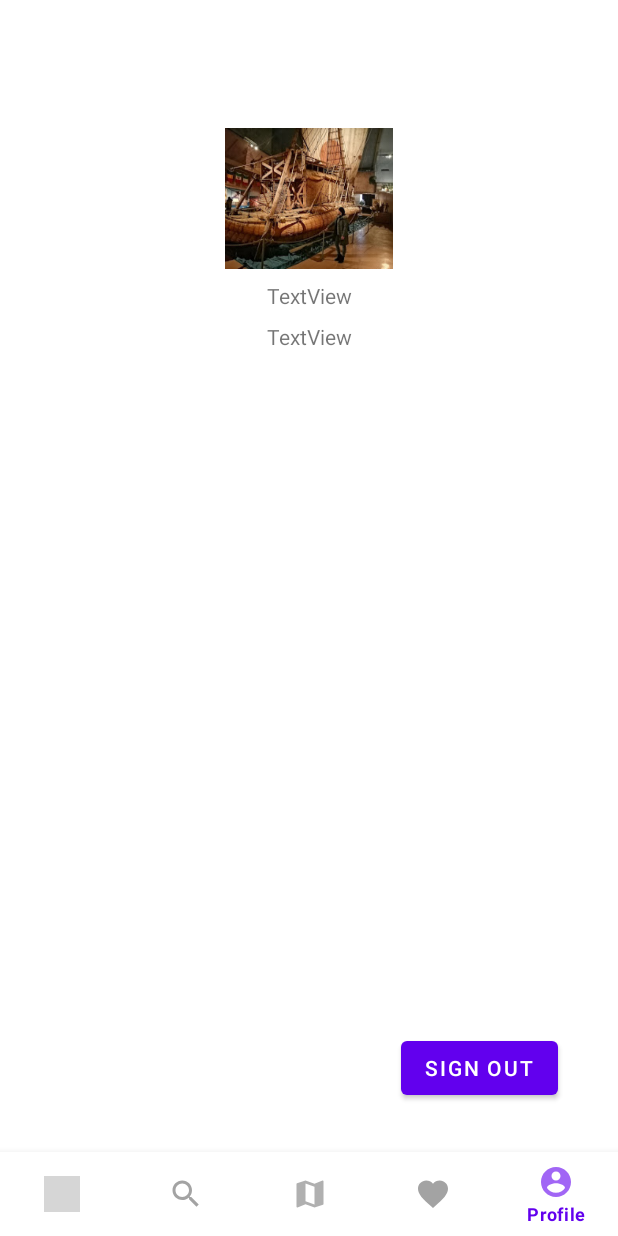
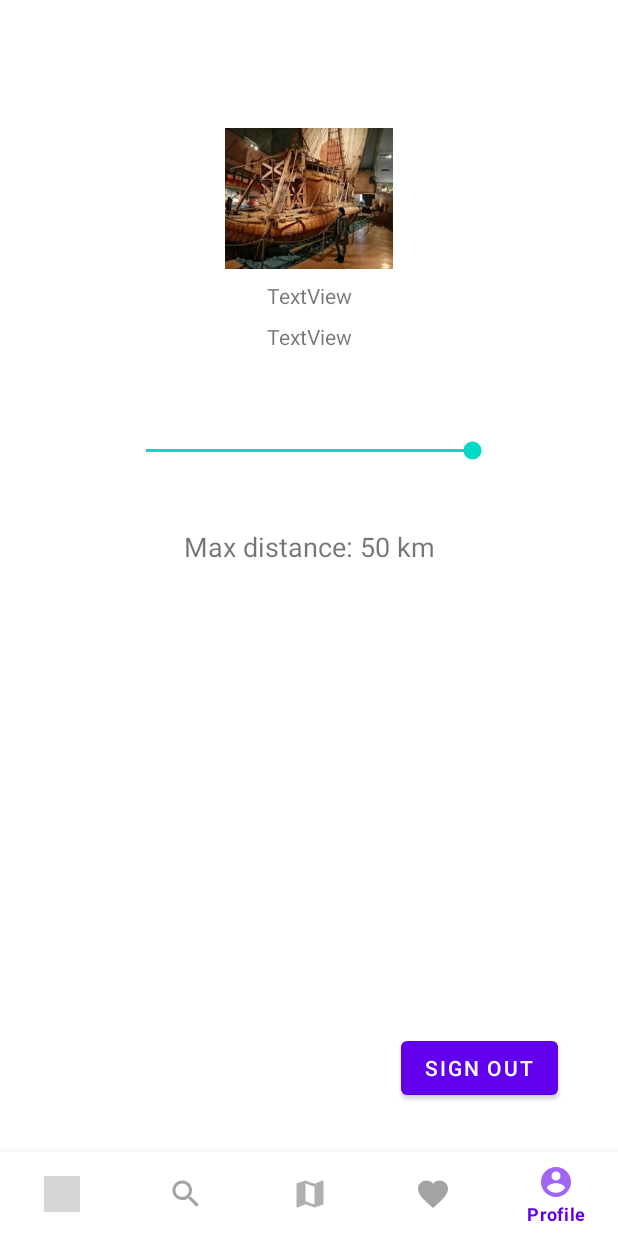
Before and after one commit to blend-i/Museum_Finder, an Android app: the screen it shows after launch (MainActivity), item 5 of the bottom bar chosen, on a phone screen of 412 x 824 dp. Run offline under Robolectric (Android 15) with nearby library versions, the phone set to English and light mode, and no system bars; our stand-ins replace Firebase (no records; nobody signed in at launch, a user with empty details on screens opened directly), navigation-ui; libraries missing offline, so code that uses them is left out: com.firebase.ui, com.karumi.dexter; pictures from the network do not load; 5 statements that could not run were skipped; grey boxes are pictures that could not be loaded.

Commit message:
fikset funksjonlitet for å endre max distance for hvor langt unna du vil museer skal være unna deg

```diff
--- a/app/src/main/java/no/hiof/museum_finder/HomeFragmentApi.java
+++ b/app/src/main/java/no/hiof/museum_finder/HomeFragmentApi.java
@@ -170,7 +170,7 @@ public class HomeFragmentApi extends Fragment implements ConnectivityManager.OnN
                     currentLong = location.getLongitude();
 
                     String placeType = "museum";
-                    int radius = 50000;
+                    int radius = ProfileFragment.getRadius();
                     String url = "https://maps.googleapis.com/maps/api/place/nearbysearch/json" +
                             "?location=" + currentLat + "," + currentLong +
                             "&radius=" + radius +
--- a/app/src/main/java/no/hiof/museum_finder/MapFragment.java
+++ b/app/src/main/java/no/hiof/museum_finder/MapFragment.java
@@ -133,7 +133,7 @@ public class MapFragment extends Fragment {
                     currentLong = location.getLongitude();
 
                     String placeType = "museum";
-                    int radius = 50000;
+                    int radius = ProfileFragment.getRadius();
                     String url = "https://maps.googleapis.com/maps/api/place/nearbysearch/json" +
                             "?location=" + currentLat + "," + currentLong +
                             "&radius=" + radius +
--- a/app/src/main/java/no/hiof/museum_finder/ProfileFragment.java
+++ b/app/src/main/java/no/hiof/museum_finder/ProfileFragment.java
@@ -7,6 +7,7 @@ import android.view.View;
 import android.view.ViewGroup;
 import android.widget.Button;
 import android.widget.ImageView;
+import android.widget.SeekBar;
 import android.widget.TextView;
 import android.widget.Toast;
 
@@ -44,6 +45,10 @@ public class ProfileFragment extends Fragment {
     private TextView emailTextView;
     private ImageView profilePictureImageView;
     private FirebaseAuth auth;
+    private SeekBar seekBar;
+    private TextView radiusValue;
+
+    public static int radius = 50000;
 
     @Override
     public View onCreateView(LayoutInflater inflater, ViewGroup container,
@@ -51,6 +56,16 @@ public class ProfileFragment extends Fragment {
         // Inflate the layout for this fragment
         return inflater.inflate(R.layout.fragment_profile, container, false);
     }
+
+    public static int getRadius() {
+        return radius;
+    }
+
+    public static void setRadius(int radius) {
+        ProfileFragment.radius = radius;
+    }
+
+
 
     @Override
     public void onViewCreated(@NonNull View view, @Nullable Bundle savedInstanceState) {
@@ -61,6 +76,36 @@ public class ProfileFragment extends Fragment {
         //getAccountInformationFromDb("account", view);
         auth = FirebaseAuth.getInstance();
         FirebaseUser firebaseUser = auth.getCurrentUser();
+        radiusValue = view.findViewById(R.id.radiusValue);
+
+        radiusValue.setText(String.valueOf("Max distance: " +(radius) / 1000 +" km"));
+
+        seekBar = view.findViewById(R.id.seekBar);
+
+        seekBar.setProgress(getRadius());
+
+        //seekBar.setProgress(radius);
+
+
+        seekBar.setOnSeekBarChangeListener(new SeekBar.OnSeekBarChangeListener() {
+            @Override
+            public void onProgressChanged(SeekBar seekBar, int progress, boolean fromUser) {
+                //System.out.println((progress * 1000) / 2);
+                setRadius((progress * 1000) / 2);
+                radiusValue.setText(String.valueOf("Max distance: " +((progress * 1000) / 2) / 1000)+" km");
+
+            }
+
+            @Override
+            public void onStartTrackingTouch(SeekBar seekBar) {
+
+            }
+
+            @Override
+            public void onStopTrackingTouch(SeekBar seekBar) {
+
+            }
+        });
 
         nameTextView.setText(firebaseUser.getDisplayName());
         emailTextView.setText(firebaseUser.getEmail());
@@ -72,6 +117,8 @@ public class ProfileFragment extends Fragment {
         } else {
             profilePictureImageView.setImageResource(R.drawable.kon_tiki_museet);
         }
+
+
 
         Button button = getView().findViewById(R.id.button2);
         button.setOnClickListener(new View.OnClickListener() {
--- a/app/src/main/res/layout/fragment_profile.xml
+++ b/app/src/main/res/layout/fragment_profile.xml
@@ -49,4 +49,25 @@
         app:layout_constraintBottom_toBottomOf="parent"
         app:layout_constraintEnd_toEndOf="parent" />
 
+    <SeekBar
+        android:id="@+id/seekBar"
+        android:layout_width="250dp"
+        android:layout_height="70dp"
+        android:layout_marginTop="32dp"
+        android:max="50"
+        app:layout_constraintEnd_toEndOf="parent"
+        app:layout_constraintStart_toStartOf="parent"
+        app:layout_constraintTop_toBottomOf="@+id/eMailTextView" />
+
+    <TextView
+        android:id="@+id/radiusValue"
+        android:layout_width="wrap_content"
+        android:layout_height="wrap_content"
+        android:layout_marginTop="16dp"
+        android:text="TextView"
+        android:textSize="18sp"
+        app:layout_constraintEnd_toEndOf="parent"
+        app:layout_constraintStart_toStartOf="parent"
+        app:layout_constraintTop_toBottomOf="@+id/seekBar" />
+
 </androidx.constraintlayout.widget.ConstraintLayout>
```
